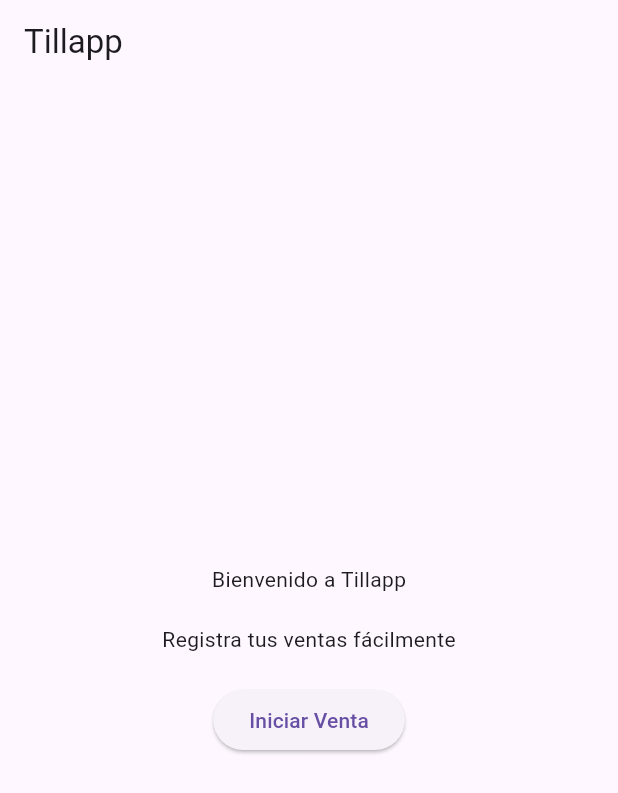
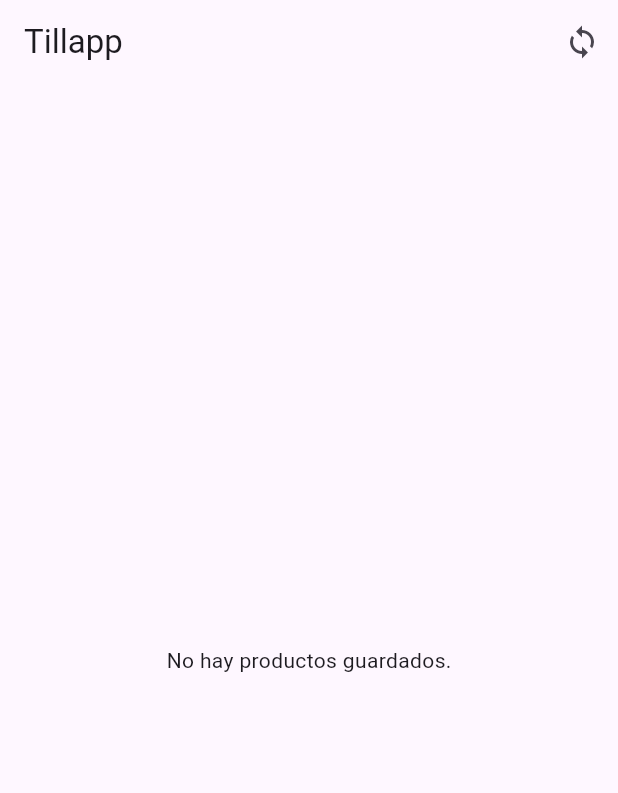
Before and after one commit to JDerenzin/tillapp, a Flutter app: the screen it shows after launch, on a phone screen of 412 x 824 dp. Shown: the top 793 px of the screen. Run offline on Flutter 3.47's test engine with Material 3 defaults, Android fonts, the phone set to English and light mode, and no system bars; our stand-ins replace flutter_dotenv, shared_preferences, supabase_flutter; accounts and stored records are empty.

Commit message:
Conexión con Supabase completa: Los productos aparecen en pantalla y se pueden actualizar y cambiar precio.

```diff
--- a/lib/main.dart
+++ b/lib/main.dart
@@ -2,6 +2,7 @@ import 'package:flutter/material.dart';
 import 'package:supabase_flutter/supabase_flutter.dart';
 import 'package:shared_preferences/shared_preferences.dart';
 import 'package:flutter_dotenv/flutter_dotenv.dart';
+import 'dart:convert';
 
 Future<void> main() async {
   WidgetsFlutterBinding.ensureInitialized();
@@ -16,6 +17,26 @@ Future<void> main() async {
   runApp(const Tillapp());
 }
 
+class Producto {
+  final String nombre;
+  final double precio;
+
+  Producto({required this.nombre, required this.precio});
+
+  // Convertir de JSON (al leer del caché o Supabase)
+  factory Producto.fromJson(Map<String, dynamic> json) {
+    return Producto(
+      nombre: json['nombre'] ?? '',
+      precio: (json['precio'] as num?)?.toDouble() ?? 0.0,
+    );
+  }
+
+  // Convertir a JSON (para guardar en el caché)
+  Map<String, dynamic> toJson() {
+    return {'nombre': nombre, 'precio': precio};
+  }
+}
+
 class Tillapp extends StatefulWidget {
   const Tillapp({super.key});
 
@@ -24,33 +45,103 @@ class Tillapp extends StatefulWidget {
 }
 
 class _TillappState extends State<Tillapp> {
-  String _mensaje = 'Bienvenido a Tillapp';
+  List<Producto> _productos = [];
+  bool _isSyncing = false;
+
+  @override
+  void initState() {
+    super.initState();
+    _loadFromCache(); // 1. Carga inmediata desde la caché
+  }
+
+  Future<void> _loadFromCache() async {
+    final prefs = await SharedPreferences.getInstance();
+    final String? cachedData = prefs.getString('cache_productos');
+
+    if (cachedData != null) {
+      final List<dynamic> jsonList = jsonDecode(cachedData);
+      setState(() {
+        _productos = jsonList.map((item) => Producto.fromJson(item)).toList();
+      });
+    }
+  }
+
+  Future<void> _saveToCache(List<Producto> productos) async {
+    final prefs = await SharedPreferences.getInstance();
+    final String jsonString = jsonEncode(
+      productos.map((p) => p.toJson()).toList(),
+    );
+    await prefs.setString('cache_productos', jsonString);
+  }
+
+  Future<void> _syncWithSupabase() async {
+    setState(() => _isSyncing = true);
+
+    try {
+      final response = await Supabase.instance.client
+          .from('productos')
+          .select('nombre, precio');
+
+      final List<dynamic> data = response as List<dynamic>;
+      final List<Producto> remoteProductos =
+          data.map((item) => Producto.fromJson(item as Map<String, dynamic>)).toList();
+
+      setState(() {
+        _productos = remoteProductos;
+      });
+
+      await _saveToCache(remoteProductos);
+    } catch (e) {
+      if (mounted) {
+        ScaffoldMessenger.of(
+          context,
+        ).showSnackBar(SnackBar(content: Text('Error al actualizar: $e')));
+      }
+    } finally {
+      setState(() => _isSyncing = false);
+    }
+  }
 
   @override
   Widget build(BuildContext context) {
     return MaterialApp(
       debugShowCheckedModeBanner: false,
       home: Scaffold(
-        appBar: AppBar(title: const Text('Tillapp')),
-        body: Center(
-          child: Column(
-            mainAxisAlignment: MainAxisAlignment.center,
-            children: [
-              Text(_mensaje),
-              const SizedBox(height: 20),
-              const Text('Registra tus ventas fácilmente'),
-              const SizedBox(height: 20),
-              ElevatedButton(
-                onPressed: () {
-                  setState(() {
-                    _mensaje = '¡Venta iniciada con éxito!';
-                  });
+        appBar: AppBar(
+          title: const Text('Tillapp'),
+          actions: [
+            _isSyncing
+                ? const Padding(
+                    padding: EdgeInsets.all(12.0),
+                    child: SizedBox(
+                      width: 24,
+                      height: 24,
+                      child: CircularProgressIndicator(
+                        color: Colors.white,
+                        strokeWidth: 2,
+                      ),
+                    ),
+                  )
+                : IconButton(
+                    icon: const Icon(Icons.sync),
+                    onPressed: _syncWithSupabase,
+                    tooltip: 'Actualizar productos',
+                  ),
+          ],
+        ),
+        body: _productos.isEmpty
+            ? const Center(child: Text('No hay productos guardados.'))
+            : ListView.builder(
+                itemCount: _productos.length,
+                itemBuilder: (context, index) {
+                  final producto = _productos[index];
+                  return ListTile(
+                    leading: const Icon(Icons.shopping_bag),
+                    title: Text(producto.nombre),
+                    subtitle: Text('S/ ${producto.precio.toStringAsFixed(2)}'),
+                  );
                 },
-                child: const Text('Iniciar Venta'),
               ),
-            ],
-          ),
-        ),
       ),
     );
   }
```
